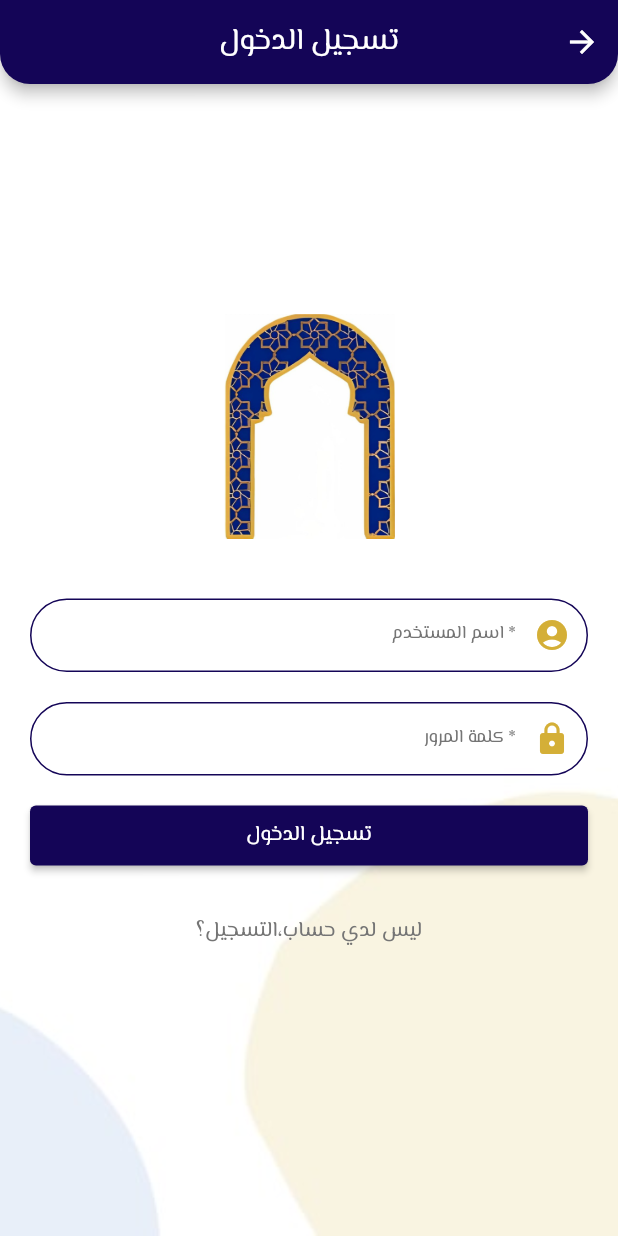
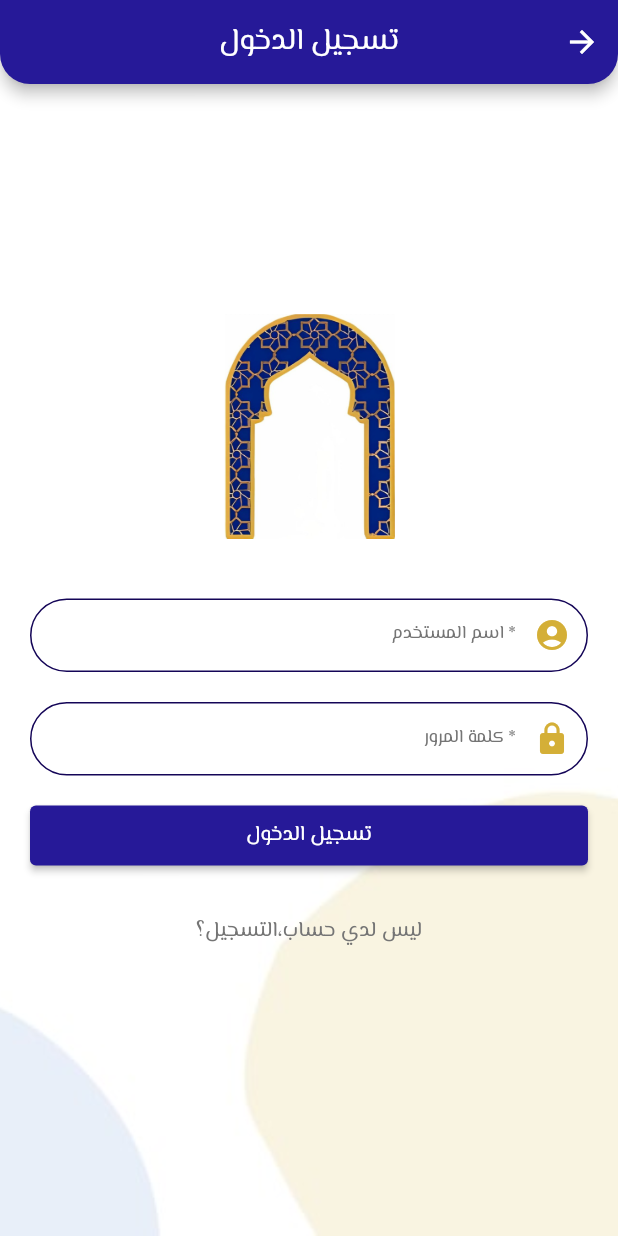
Before and after one commit to NoufAlsadhan/2023-GP1-3, a Flutter app: the screen it shows after launch, after a tap on "مصلّـي", on a phone screen of 412 x 824 dp. Run offline on Flutter 3.47's test engine with Material 2 defaults, Android fonts, the phone set to English and light mode, and no system bars; our stand-ins replace cloud_firestore, firebase_auth, firebase_core, firebase_storage, image_picker, permission_handler; missing offline and left inert: flutter_sms; accounts and stored records are empty; network calls fail.

Commit message:
colors update

```diff
--- a/mehrab/lib/main.dart
+++ b/mehrab/lib/main.dart
@@ -53,7 +53,7 @@ class HomePage extends StatelessWidget {
                   child: ElevatedButton(
                     style: ElevatedButton.styleFrom(
                       minimumSize: const Size.fromHeight(50),
-                      primary: Color.fromARGB(255, 20, 5, 87),
+                      primary: Color.fromARGB(255, 26, 7, 115),
                     ),
                     child: const Text('مصلّـي',
                         style: TextStyle(fontFamily: 'Elmessiri')),
@@ -71,7 +71,7 @@ class HomePage extends StatelessWidget {
                   child: ElevatedButton(
                     style: ElevatedButton.styleFrom(
                       minimumSize: const Size.fromHeight(50),
-                      primary: Color.fromARGB(255, 20, 5, 87),
+                      primary: Color.fromARGB(255, 26, 7, 115),
                     ),
                     child: const Text('إمام/مـؤذن',
                         style: TextStyle(fontFamily: 'Elmessiri')),
--- a/mehrab/lib/managerslogin.dart
+++ b/mehrab/lib/managerslogin.dart
@@ -57,7 +57,7 @@ class _managersLogin extends State<ManagersLogin> {
                 style: TextStyle(fontFamily: 'Elmessiri'),
               ),
               centerTitle: true,
-              backgroundColor: Color.fromARGB(255, 20, 5, 87),
+              backgroundColor: Color.fromARGB(255, 38, 25, 152),
               leading: Container(), // Remove the leading back button
               actions: [
                 IconButton(
@@ -160,7 +160,7 @@ class _managersLogin extends State<ManagersLogin> {
                         child: ElevatedButton(
                           style: ElevatedButton.styleFrom(
                             minimumSize: const Size.fromHeight(50),
-                            primary: Color.fromARGB(255, 20, 5, 87),
+                            primary: Color.fromARGB(255, 38, 25, 152),
                           ),
                           child: const Text('تسجيل الدخول',
                               style: TextStyle(fontFamily: 'Elmessiri')),
--- a/mehrab/lib/prayerlogin.dart
+++ b/mehrab/lib/prayerlogin.dart
@@ -95,7 +95,7 @@ class _prayerlogin extends State<prayerlogin> {
 
               centerTitle: true,
 
-              backgroundColor: Color.fromARGB(255, 20, 5, 87),
+              backgroundColor: Color.fromARGB(255, 38, 25, 152),
 
               leading: Container(), // Remove the leading back button
 
@@ -199,7 +199,7 @@ class _prayerlogin extends State<prayerlogin> {
                         child: ElevatedButton(
                           style: ElevatedButton.styleFrom(
                             minimumSize: const Size.fromHeight(50),
-                            primary: Color.fromARGB(255, 20, 5, 87),
+                            primary: Color.fromARGB(255, 38, 25, 152),
                           ),
                           child: const Text('تسجيل الدخول',
                               style: TextStyle(fontFamily: 'Elmessiri')),
```
